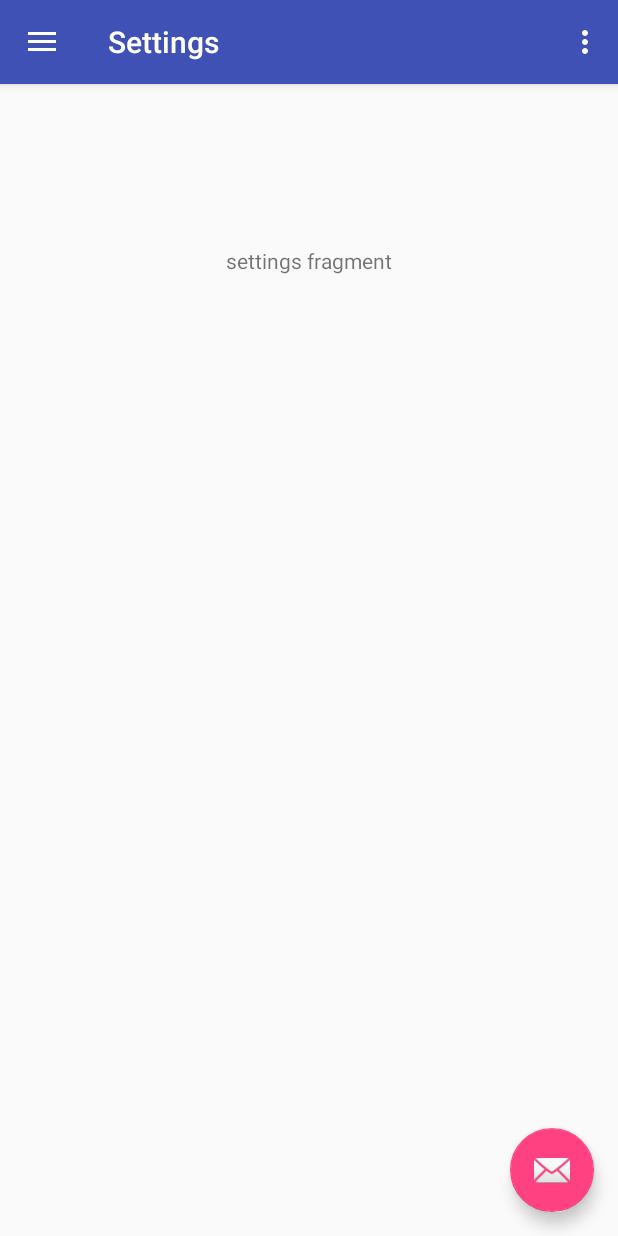
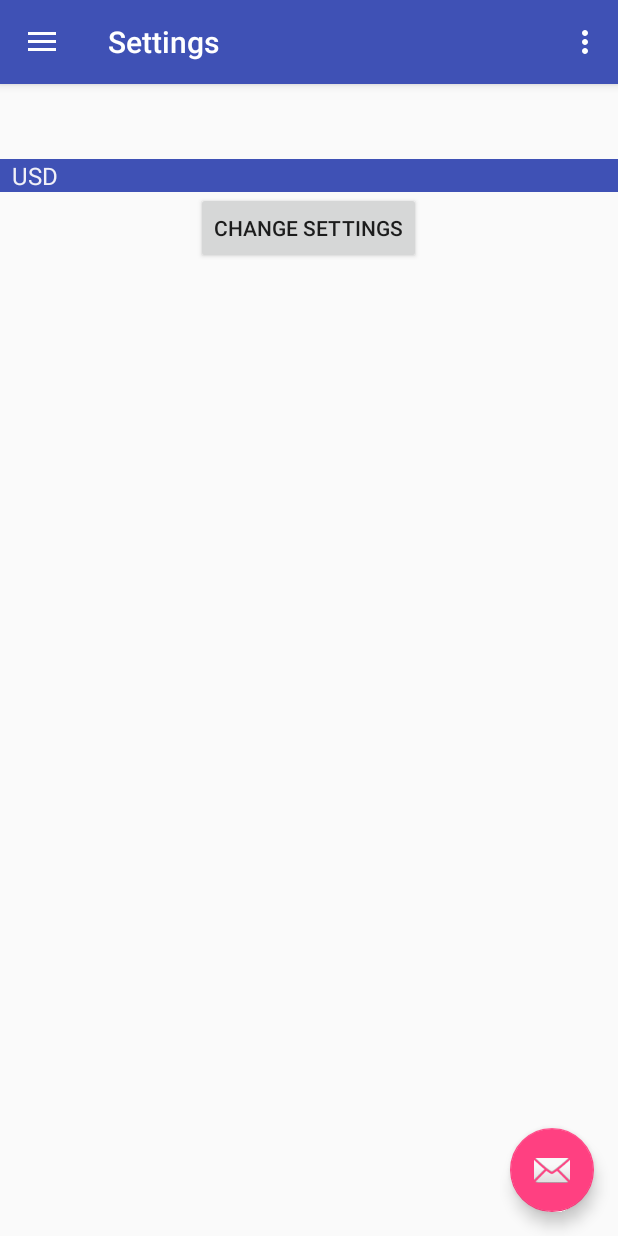
Before and after one commit to vsostaric/wallet-log, an Android app: the screen it shows after launch (MainActivity), in the options menu, after a tap on "Settings", on a phone screen of 412 x 824 dp. Run offline under Robolectric (Android 15) with nearby library versions, the phone set to English and light mode, and no system bars.

Commit message:
add choose currency on settings

```diff
--- a/app/src/main/java/com/example/vladimirsostaric/walletlog/fragments/SettingsFragment.java
+++ b/app/src/main/java/com/example/vladimirsostaric/walletlog/fragments/SettingsFragment.java
@@ -1,5 +1,7 @@
 package com.example.vladimirsostaric.walletlog.fragments;
 
+import android.content.Context;
+import android.content.SharedPreferences;
 import android.os.Bundle;
 import android.support.annotation.Nullable;
 import android.support.v4.app.Fragment;
@@ -10,8 +12,8 @@ import android.widget.ArrayAdapter;
 import android.widget.Spinner;
 
 import com.example.vladimirsostaric.walletlog.R;
-import com.example.vladimirsostaric.walletlog.utils.DbUtils;
 
+import java.util.ArrayList;
 import java.util.List;
 
 public class SettingsFragment extends Fragment {
@@ -21,6 +23,21 @@ public class SettingsFragment extends Fragment {
     public View onCreateView(LayoutInflater inflater, @Nullable ViewGroup container, @Nullable Bundle savedInstanceState) {
 
         View view = inflater.inflate(R.layout.settings, container, false);
+
+        SharedPreferences preferences = this.getActivity().getSharedPreferences("CURRENCY_PREF", Context.MODE_PRIVATE);
+        SharedPreferences.Editor editor = preferences.edit();
+
+        List<String> currencies = new ArrayList<>();
+        currencies.add("USD");
+        currencies.add("HRK");
+        currencies.add("EUR");
+
+        Spinner spinner = (Spinner) view.findViewById(R.id.currencySpinner);
+        ArrayAdapter<String> currencyAdapter = new ArrayAdapter<>(this.getActivity().getApplicationContext(), android.R.layout.simple_spinner_item, currencies);
+        currencyAdapter.setDropDownViewResource(android.R.layout.simple_spinner_dropdown_item);
+
+        spinner.setAdapter(currencyAdapter);
+        spinner.setVisibility(View.VISIBLE);
         return view;
 
     }
--- a/app/src/main/res/layout/settings.xml
+++ b/app/src/main/res/layout/settings.xml
@@ -3,12 +3,24 @@
     android:orientation="vertical" android:layout_width="match_parent"
     android:layout_height="match_parent">
 
-    <TextView
-        android:id="@+id/textView2"
+    <Spinner
+        android:id="@+id/currencySpinner"
+        android:layout_width="match_parent"
+        android:layout_height="wrap_content"
+        android:layout_alignParentLeft="true"
+        android:layout_alignParentStart="true"
+        android:layout_marginTop="50dp"
+        android:background="@color/colorPrimary" />
+
+    <Button
+        android:id="@+id/changeSettings"
         android:layout_width="wrap_content"
         android:layout_height="wrap_content"
-        android:layout_alignParentTop="true"
+        android:layout_below="@+id/currencySpinner"
         android:layout_centerHorizontal="true"
-        android:layout_marginTop="108dp"
-        android:text="settings fragment" />
+        android:layout_marginBottom="53dp"
+        android:text="Change settings"
+        android:onClick="changeSettings"
+        />
+
 </RelativeLayout>
```
Also changed, not shown: app/src/main/java/com/example/vladimirsostaric/walletlog/MainActivity.java (+16 -0 lines), app/src/main/java/com/example/vladimirsostaric/walletlog/fragments/AddExpenseFragment.java (+9 -0 lines), app/src/main/res/layout/add_expense.xml (+17 -6 lines).
